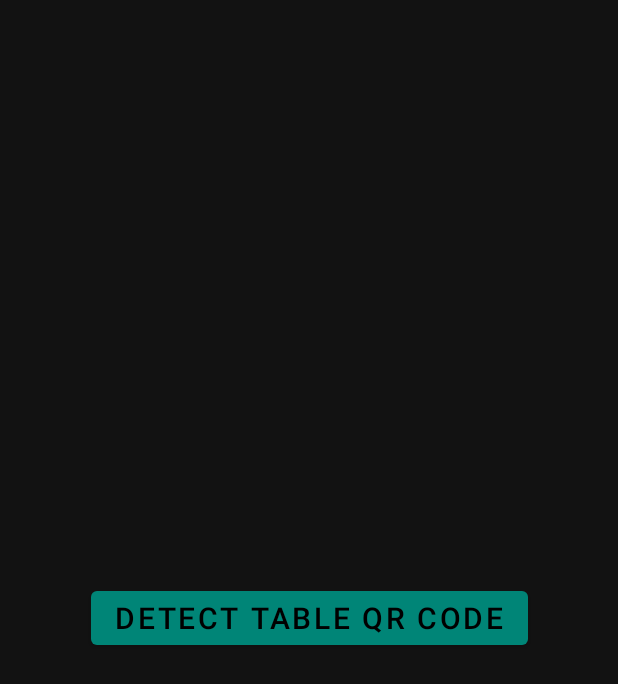
After one commit to deoliveiracharles/loft, an Android app: the QRCodeReader screen opened directly, with no data from a screen before it, on a phone screen of 412 x 824 dp. The commit adds this screen. Shown: the top 684 px of the screen. Run offline under Robolectric (Android 15) with nearby library versions, the phone set to English and light mode, and no system bars; libraries missing offline, so code that uses them is left out: com.google.zxing.integration.

Commit message:
QRCode reader

```diff
--- /dev/null
+++ b/app/src/main/java/br/ufrpe/loftapp2/QRCodeReader.kt
@@ -0,0 +1,61 @@
+package br.ufrpe.loftapp2
+
+import android.app.Activity
+import android.content.Intent
+import android.support.v7.app.AppCompatActivity
+import android.os.Bundle
+import android.widget.Toast
+import com.google.zxing.integration.android.IntentIntegrator
+import kotlinx.android.synthetic.main.activity_qrcode_reader.*
+import android.R.attr.data
+import com.google.zxing.integration.android.IntentResult
+import java.lang.Double.parseDouble
+import java.lang.NumberFormatException
+import kotlin.math.roundToInt
+
+
+class QRCodeReader : AppCompatActivity() {
+
+    override fun onCreate(savedInstanceState: Bundle?) {
+        super.onCreate(savedInstanceState)
+        setContentView(R.layout.activity_qrcode_reader)
+
+        btnDetect.setOnClickListener {
+            val scanner = IntentIntegrator(this)
+            scanner.setBeepEnabled(false)
+            scanner.initiateScan()
+        }
+    }
+
+    override fun onActivityResult(requestCode: Int, resultCode: Int, data: Intent?) {
+        if(resultCode == Activity.RESULT_OK){
+            val result = IntentIntegrator.parseActivityResult(requestCode, resultCode, data)
+            if(result != null){
+                if(result.contents == null){
+
+                }else{
+                    var isNumber = true
+                    var tableNumber = -1
+                    try{
+                        tableNumber = parseDouble(result.contents).roundToInt()
+                    }catch (e:NumberFormatException){
+                        isNumber = false
+                    }
+
+                    if(isNumber){
+                        Toast.makeText(this, getString(R.string.Table) + ": "+  result.contents, Toast.LENGTH_LONG).show()
+                        val intent = Intent(this, MainActivity::class.java)
+                        intent.putExtra("tableNumber", tableNumber)
+                        startActivity(intent)
+                    }else{
+                        Toast.makeText(this, getString(R.string.problemQr), Toast.LENGTH_LONG).show()
+                    }
+                }
+            }else{
+                Toast.makeText(this, getString(R.string.problemQr), Toast.LENGTH_LONG).show()
+            }
+        }else{
+            super.onActivityResult(requestCode, resultCode, data)
+        }
+    }
+}
--- a/app/src/main/java/br/ufrpe/loftapp2/credentials/Login.kt
+++ b/app/src/main/java/br/ufrpe/loftapp2/credentials/Login.kt
@@ -5,7 +5,7 @@ import android.support.v7.app.AppCompatActivity
 import android.os.Bundle
 import android.view.View
 import android.widget.Toast
-import br.ufrpe.loftapp2.MainActivity
+import br.ufrpe.loftapp2.QRCodeReader
 import br.ufrpe.loftapp2.R
 import com.google.firebase.auth.FirebaseAuth
 import kotlinx.android.synthetic.main.activity_login.*
@@ -69,7 +69,8 @@ class Login : AppCompatActivity() {
         mAuth.signInWithEmailAndPassword(email,password)
             .addOnCompleteListener { task ->
                 if(task.isSuccessful) {
-                    val intent = Intent(this, MainActivity::class.java)
+                    //val intent = Intent(this, MainActivity::class.java)
+                    val intent = Intent(this, QRCodeReader::class.java)
                     startActivity(intent)
                 }else{
                     signInButton.visibility = View.VISIBLE
--- /dev/null
+++ b/app/src/main/res/layout/activity_qrcode_reader.xml
@@ -0,0 +1,22 @@
+<?xml version="1.0" encoding="utf-8"?>
+<android.support.constraint.ConstraintLayout
+        xmlns:android="http://schemas.android.com/apk/res/android"
+        xmlns:tools="http://schemas.android.com/tools"
+        xmlns:app="http://schemas.android.com/apk/res-auto"
+        android:layout_width="match_parent"
+        android:layout_height="match_parent"
+        tools:context=".QRCodeReader">
+
+    <Button
+            android:id="@+id/btnDetect"
+            android:text="@string/detect"
+            android:textColor="@color/loftDark"
+            android:textSize="20sp"
+            android:layout_width="wrap_content"
+            android:layout_height="wrap_content"
+            android:layout_marginStart="8dp" app:layout_constraintStart_toStartOf="parent"
+            android:layout_marginEnd="8dp" app:layout_constraintEnd_toEndOf="parent" android:layout_marginTop="8dp"
+            app:layout_constraintTop_toTopOf="parent" android:layout_marginBottom="8dp"
+            app:layout_constraintBottom_toBottomOf="parent"/>
+
+</android.support.constraint.ConstraintLayout>
--- a/app/src/main/res/values/strings.xml
+++ b/app/src/main/res/values/strings.xml
@@ -41,5 +41,8 @@
     <string name="accountCreatedSuccessfuly">Account Created Successfully</string>
     <string name="infoMissing">Information is missing</string>
     <string name="invalidUser">Invalid user or password</string>
+    <string name="detect">Detect table QR Code</string>
+    <string name="problemQr">Problem to read QR code, please try again</string>
+    <string name="Table">Table</string>
 
 </resources>
```
Also changed, not shown: app/build.gradle (+6 -1 lines), app/src/main/AndroidManifest.xml (+26 -5 lines), 2 other files.
